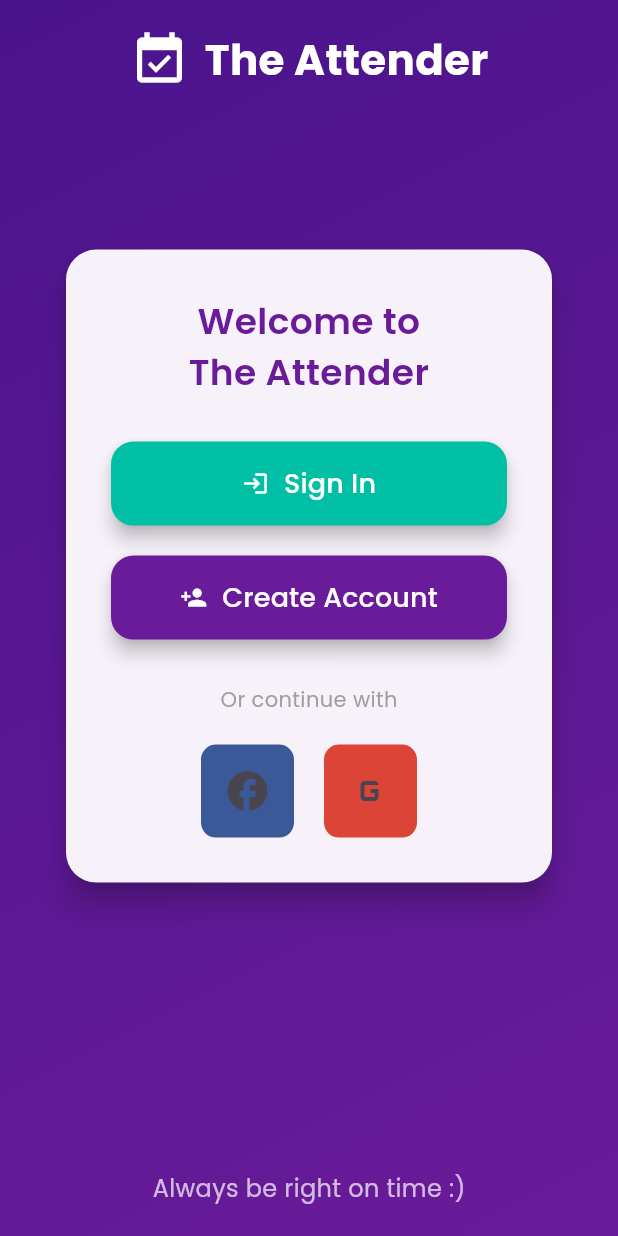
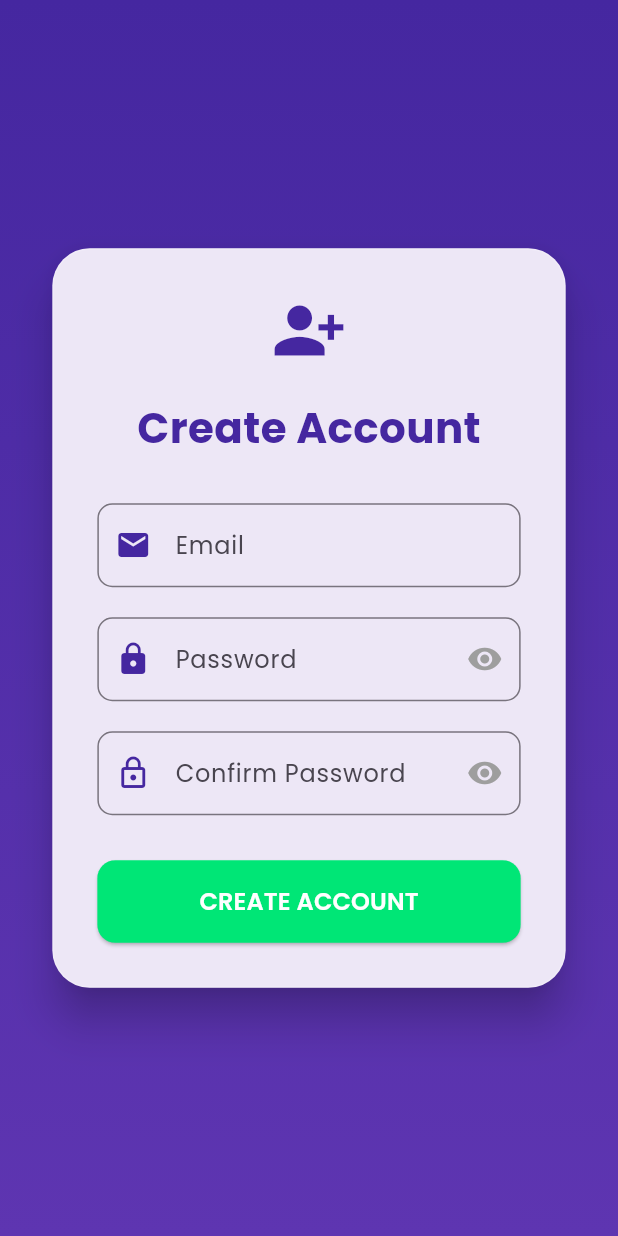
Before and after one commit to CasuallyC0ding/attendance_app, a Flutter app: the screen it shows after launch, after a tap on "Create Account", on a phone screen of 412 x 824 dp. Run offline on Flutter 3.47's test engine with Material 3 defaults, Android fonts, the light colour scheme and no system bars; our stand-ins replace google_fonts.

Commit message:
added the create account page with its confirm password mechanism + when you create account it brings you back to the homepage + some visual changes in  the sign in page

```diff
--- a/lib/constants.dart
+++ b/lib/constants.dart
@@ -1,3 +1,2 @@
-
 String globalEmail = '';
 String globalPassword = '';
--- /dev/null
+++ b/lib/create_account_page.dart
@@ -0,0 +1,217 @@
+import 'package:flutter/material.dart';
+import 'package:google_fonts/google_fonts.dart';
+import 'constants.dart';
+import 'home_page.dart';
+
+class CreateAccountPage extends StatefulWidget {
+  const CreateAccountPage({super.key});
+
+  @override
+  State<CreateAccountPage> createState() => _CreateAccountPageState();
+}
+
+class _CreateAccountPageState extends State<CreateAccountPage> {
+  final _formKey = GlobalKey<FormState>();
+  final TextEditingController _passwordController = TextEditingController();
+  bool _obscurePassword = true;
+  bool _obscureConfirmPassword = true;
+
+  @override
+  void dispose() {
+    _passwordController.dispose();
+    super.dispose();
+  }
+
+  @override
+  Widget build(BuildContext context) {
+    final screenWidth = MediaQuery.of(context).size.width;
+    const Color primaryColor = Color(0xFF6A1B9A);
+    const Color accentColor = Color(0xFF00E676);
+
+    return Scaffold(
+      body: Container(
+        decoration: BoxDecoration(
+          gradient: LinearGradient(
+            begin: Alignment.topCenter,
+            end: Alignment.bottomCenter,
+            colors: [Colors.deepPurple.shade800, Colors.deepPurple.shade600],
+          ),
+        ),
+        child: SafeArea(
+          child: Center(
+            child: SizedBox(
+              width: screenWidth * 0.85,
+              child: Card(
+                elevation: 12,
+                shape: RoundedRectangleBorder(
+                  borderRadius: BorderRadius.circular(25),
+                  side: BorderSide(
+                    color: Colors.white.withOpacity(0.2),
+                    width: 1,
+                  ),
+                ),
+                color: Colors.deepPurple.shade50,
+                child: Padding(
+                  padding: const EdgeInsets.all(30),
+                  child: Form(
+                    key: _formKey,
+                    child: Column(
+                      mainAxisSize: MainAxisSize.min,
+                      children: [
+                        Icon(
+                          Icons.person_add_alt_1,
+                          size: 50,
+                          color: Colors.deepPurple.shade800,
+                        ),
+                        const SizedBox(height: 20),
+                        Text(
+                          'Create Account',
+                          style: GoogleFonts.poppins(
+                            fontSize: 28,
+                            fontWeight: FontWeight.w700,
+                            color: Colors.deepPurple.shade800,
+                          ),
+                        ),
+                        const SizedBox(height: 30),
+                        TextFormField(
+                          decoration: InputDecoration(
+                            labelText: 'Email',
+                            prefixIcon: Icon(
+                              Icons.email,
+                              color: Colors.deepPurple.shade800,
+                            ),
+                            border: OutlineInputBorder(
+                              borderRadius: BorderRadius.circular(10),
+                            ),
+                          ),
+                          onChanged: (value) => globalEmail = value,
+                          validator: (value) {
+                            if (value == null || value.isEmpty) {
+                              return 'Please enter your email';
+                            }
+                            return null;
+                          },
+                        ),
+                        const SizedBox(height: 20),
+                        TextFormField(
+                          controller: _passwordController,
+                          obscureText: _obscurePassword,
+                          decoration: InputDecoration(
+                            labelText: 'Password',
+                            prefixIcon: Icon(
+                              Icons.lock,
+                              color: Colors.deepPurple.shade800,
+                            ),
+                            suffixIcon: IconButton(
+                              icon: Icon(
+                                _obscurePassword
+                                    ? Icons.visibility
+                                    : Icons.visibility_off,
+                                color: Colors.grey,
+                              ),
+                              onPressed:
+                                  () => setState(() {
+                                    _obscurePassword = !_obscurePassword;
+                                  }),
+                            ),
+                            border: OutlineInputBorder(
+                              borderRadius: BorderRadius.circular(10),
+                            ),
+                          ),
+                          validator: (value) {
+                            if (value == null || value.isEmpty) {
+                              return 'Please enter a password';
+                            }
+                            if (value.length < 6) {
+                              return 'Password must be at least 6 characters';
+                            }
+                            return null;
+                          },
+                        ),
+                        const SizedBox(height: 20),
+                        TextFormField(
+                          obscureText: _obscureConfirmPassword,
+                          decoration: InputDecoration(
+                            labelText: 'Confirm Password',
+                            prefixIcon: Icon(
+                              Icons.lock_outline,
+                              color: Colors.deepPurple.shade800,
+                            ),
+                            suffixIcon: IconButton(
+                              icon: Icon(
+                                _obscureConfirmPassword
+                                    ? Icons.visibility
+                                    : Icons.visibility_off,
+                                color: Colors.grey,
+                              ),
+                              onPressed:
+                                  () => setState(() {
+                                    _obscureConfirmPassword =
+                                        !_obscureConfirmPassword;
+                                  }),
+                            ),
+                            border: OutlineInputBorder(
+                              borderRadius: BorderRadius.circular(10),
+                            ),
+                          ),
+                          validator: (value) {
+                            if (value == null || value.isEmpty) {
+                              return 'Please confirm your password';
+                            }
+                            if (value != _passwordController.text) {
+                              return 'Passwords do not match';
+                            }
+                            return null;
+                          },
+                        ),
+                        const SizedBox(height: 30),
+                        SizedBox(
+                          width: double.infinity,
+                          child: ElevatedButton(
+                            onPressed: () {
+                              if (_formKey.currentState!.validate()) {
+                                globalPassword = _passwordController.text;
+
+                                // Add your actual account creation logic here
+                                print('Account Created with:');
+                                print('Email: $globalEmail');
+                                print('Password: $globalPassword');
+
+                                // Navigate to homepage
+                                Navigator.pushReplacement(
+                                  context,
+                                  MaterialPageRoute(
+                                    builder: (context) => const HomePage(),
+                                  ),
+                                );
+                              }
+                            },
+                            style: ElevatedButton.styleFrom(
+                              backgroundColor: accentColor,
+                              padding: const EdgeInsets.symmetric(vertical: 16),
+                              shape: RoundedRectangleBorder(
+                                borderRadius: BorderRadius.circular(12),
+                              ),
+                            ),
+                            child: Text(
+                              'CREATE ACCOUNT',
+                              style: GoogleFonts.poppins(
+                                fontSize: 16,
+                                fontWeight: FontWeight.w600,
+                                color: Colors.white,
+                              ),
+                            ),
+                          ),
+                        ),
+                      ],
+                    ),
+                  ),
+                ),
+              ),
+            ),
+          ),
+        ),
+      ),
+    );
+  }
+}
--- a/lib/home_page.dart
+++ b/lib/home_page.dart
@@ -1,10 +1,10 @@
 import 'package:flutter/material.dart';
 import 'package:google_fonts/google_fonts.dart';
 import 'sign_in_page.dart';
+import 'create_account_page.dart';
 
 class HomePage extends StatelessWidget {
   const HomePage({super.key});
-
   @override
   Widget build(BuildContext context) {
     final screenHeight = MediaQuery.of(context).size.height;
@@ -89,7 +89,14 @@ class HomePage extends StatelessWidget {
                           icon: Icons.person_add,
                           text: 'Create Account',
                           color: primaryColor,
-                          onPressed: () {},
+                          onPressed: () {
+                            Navigator.push(
+                              context,
+                              MaterialPageRoute(
+                                builder: (context) => const CreateAccountPage(),
+                              ),
+                            );
+                          },
                         ),
                         const SizedBox(height: 30),
                         Text(
--- a/lib/main.dart
+++ b/lib/main.dart
@@ -1,7 +1,7 @@
 import 'package:flutter/material.dart';
-import 'package:google_fonts/google_fonts.dart';
 import 'home_page.dart';
 import 'sign_in_page.dart';
+import 'create_account_page.dart';
 
 void main() {
   runApp(const MyApp());
@@ -14,14 +14,12 @@ class MyApp extends StatelessWidget {
   Widget build(BuildContext context) {
     return MaterialApp(
       title: 'The Attender',
-      theme: ThemeData(
-        primarySwatch: Colors.deepPurple,
-        fontFamily: GoogleFonts.poppins().fontFamily,
-      ),
-      initialRoute: '/',
+      theme: ThemeData(primarySwatch: Colors.deepPurple, fontFamily: 'Poppins'),
+      // Use either home or initialRoute, not both
+      home: const HomePage(),
       routes: {
-        '/': (context) => const HomePage(),
         '/signin': (context) => const SignInPage(),
+        '/createaccount': (context) => const CreateAccountPage(),
       },
       debugShowCheckedModeBanner: false,
     );
```
Also changed, not shown: lib/sign_in_page.dart (+56 -51 lines), 1 other file.
